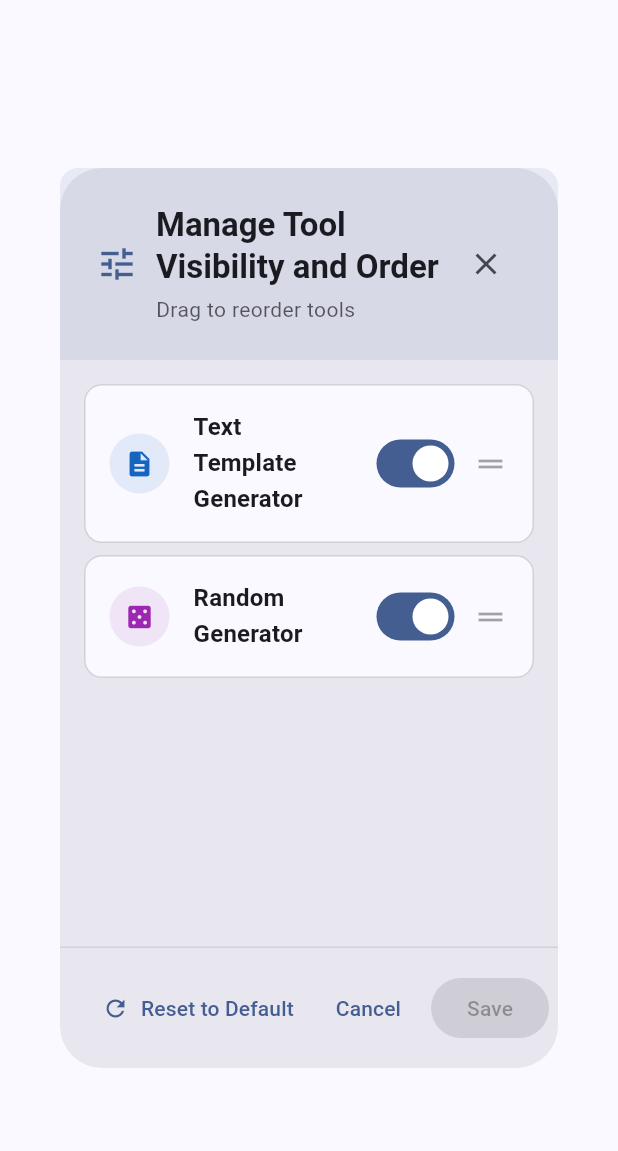
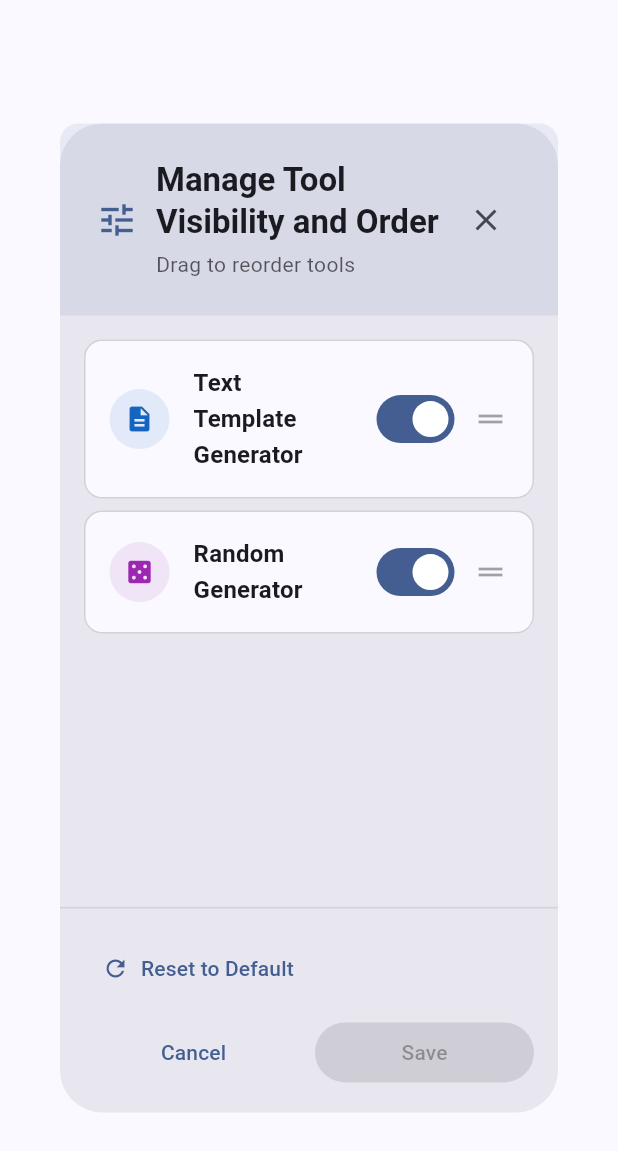
Before and after one commit to TrongAJTT/SETPocket, a Flutter app: the ToolVisibilityDialog widget shown alone on an empty page, opened directly, on a phone screen of 412 x 824 dp. Shown: the top 1151 px of the screen. Run offline on Flutter 3.47's test engine with Material 3 defaults, Android fonts, the phone set to English and light mode, and no system bars; our stand-ins replace file_picker, logger, shared_preferences; accounts and stored records are empty.

Commit message:
Settings: Improve UX on Manage Tools Visibility and Order feature. - Does not lose focus on dialog after saving. - Does not lose focus on Settings on Desktop mode.

```diff
--- a/lib/widgets/tool_visibility_dialog.dart
+++ b/lib/widgets/tool_visibility_dialog.dart
@@ -29,7 +29,6 @@ class _ToolVisibilityDialogState extends State<ToolVisibilityDialog> {
       _loading = false;
     });
   }
-
   Future<void> _saveChanges() async {
     final visibility = Map.fromEntries(
       _tools.map((tool) => MapEntry(tool.id, tool.isVisible)),
@@ -45,14 +44,7 @@ class _ToolVisibilityDialogState extends State<ToolVisibilityDialog> {
 
     widget.onChanged?.call();
 
-    if (mounted) {
-      ScaffoldMessenger.of(context).showSnackBar(
-        SnackBar(
-          content: Text(AppLocalizations.of(context)!.toolVisibilityChanged),
-          duration: const Duration(seconds: 2),
-        ),
-      );
-    }
+    // Note: No longer showing SnackBar here as it's handled in the UI action
   }
 
   Future<void> _resetToDefault() async {
@@ -121,15 +113,123 @@ class _ToolVisibilityDialogState extends State<ToolVisibilityDialog> {
     return _tools.any((tool) => tool.isVisible);
   }
 
+  Widget _buildResponsiveActions(BuildContext context, AppLocalizations l10n, ThemeData theme) {
+    final screenWidth = MediaQuery.of(context).size.width;
+    final isDesktop = screenWidth >= 600;
+
+    // Check if we have enough space for horizontal layout
+    final hasEnoughWidth = screenWidth >= 500;
+
+    if (hasEnoughWidth) {
+      // Horizontal layout for wider screens
+      return Row(
+        children: [
+          TextButton.icon(
+            onPressed: _resetToDefault,
+            icon: const Icon(Icons.refresh),
+            label: Text(l10n.resetToDefault),
+          ),
+          const Spacer(),
+          TextButton(
+            onPressed: () => Navigator.of(context).pop(),
+            child: Text(l10n.cancel),
+          ),
+          const SizedBox(width: 8),
+          FilledButton(
+            onPressed: _hasChanges && _hasVisibleTools()
+                ? () async {
+                    await _saveChanges();
+                    // For desktop mode, don't close dialog immediately
+                    // Show a success message instead
+                    if (isDesktop && mounted) {
+                      ScaffoldMessenger.of(context).showSnackBar(
+                        SnackBar(
+                          content: Text(l10n.toolVisibilityChanged),
+                          backgroundColor: theme.colorScheme.primary,
+                          duration: const Duration(seconds: 2),
+                          behavior: SnackBarBehavior.floating,
+                        ),
+                      );
+                    } else if (mounted) {
+                      Navigator.of(context).pop();
+                    }
+                  }
+                : null,
+            child: Text(l10n.save),
+          ),
+        ],
+      );
+    } else {
+      // Vertical layout for narrower screens
+      return Column(
+        crossAxisAlignment: CrossAxisAlignment.stretch,
+        children: [
+          // Reset button on its own row
+          Align(
+            alignment: Alignment.centerLeft,
+            child: TextButton.icon(
+              onPressed: _resetToDefault,
+              icon: const Icon(Icons.refresh),
+              label: Text(l10n.resetToDefault),
+            ),
+          ),
+          const SizedBox(height: 8),
+          // Cancel and Save buttons in a row
+          Row(
+            children: [
+              Expanded(
+                child: TextButton(
+                  onPressed: () => Navigator.of(context).pop(),
+                  child: Text(l10n.cancel),
+                ),
+              ),
+              const SizedBox(width: 8),
+              Expanded(
+                child: FilledButton(
+                  onPressed: _hasChanges && _hasVisibleTools()
+                      ? () async {
+                          await _saveChanges();
+                          // For desktop mode, don't close dialog immediately
+                          if (isDesktop && mounted) {
+                            ScaffoldMessenger.of(context).showSnackBar(
+                              SnackBar(
+                                content: Text(l10n.toolVisibilityChanged),
+                                backgroundColor: theme.colorScheme.primary,
+                                duration: const Duration(seconds: 2),
+                                behavior: SnackBarBehavior.floating,
+                              ),
+                            );
+                          } else if (mounted) {
+                            Navigator.of(context).pop();
+                          }
+                        }
+                      : null,
+                  child: Text(l10n.save),
+                ),
+              ),
+            ],
+          ),
+        ],
+      );
+    }
+  }
   @override
   Widget build(BuildContext context) {
     final l10n = AppLocalizations.of(context)!;
     final theme = Theme.of(context);
+    final screenSize = MediaQuery.of(context).size;
+    final isDesktop = screenSize.width >= 600;
+
+    // Responsive dialog sizing
+    final dialogWidth = isDesktop ?
+        (screenSize.width * 0.4).clamp(450.0, 600.0) :
+        screenSize.width * 0.9;
+    final dialogMaxHeight = screenSize.height * 0.8;
 
     return Dialog(
       child: Container(
-        width: 500,
-        constraints: const BoxConstraints(maxHeight: 600),
+        width: dialogWidth,
+        constraints: BoxConstraints(maxHeight: dialogMaxHeight),
         child: Column(
           mainAxisSize: MainAxisSize.min,
           children: [
@@ -324,9 +424,7 @@ class _ToolVisibilityDialogState extends State<ToolVisibilityDialog> {
                           ),
                       ],
                     ),
-            ),
-
-            // Bottom actions
+            ),            // Bottom actions
             Container(
               padding: const EdgeInsets.all(16),
               decoration: BoxDecoration(
@@ -336,32 +434,7 @@ class _ToolVisibilityDialogState extends State<ToolVisibilityDialog> {
                   ),
                 ),
               ),
-              child: Row(
-                children: [
-                  TextButton.icon(
-                    onPressed: _resetToDefault,
-                    icon: const Icon(Icons.refresh),
-                    label: Text(l10n.resetToDefault),
-                  ),
-                  const Spacer(),
-                  TextButton(
-                    onPressed: () => Navigator.of(context).pop(),
-                    child: Text(l10n.cancel),
-                  ),
-                  const SizedBox(width: 8),
-                  FilledButton(
-                    onPressed: _hasChanges && _hasVisibleTools()
-                        ? () async {
-                            await _saveChanges();
-                            if (mounted) {
-                              Navigator.of(context).pop();
-                            }
-                          }
-                        : null,
-                    child: Text(l10n.save),
-                  ),
-                ],
-              ),
+              child: _buildResponsiveActions(context, l10n, theme),
             ),
           ],
         ),
```
Also changed, not shown: lib/main.dart (+11 -8 lines).
